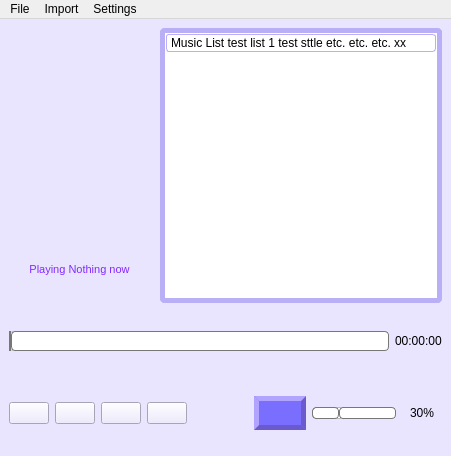
Above: mainwindow.ui from CrystallisR/QtBasedMusicPlayer before the change. Below: the same form after it.
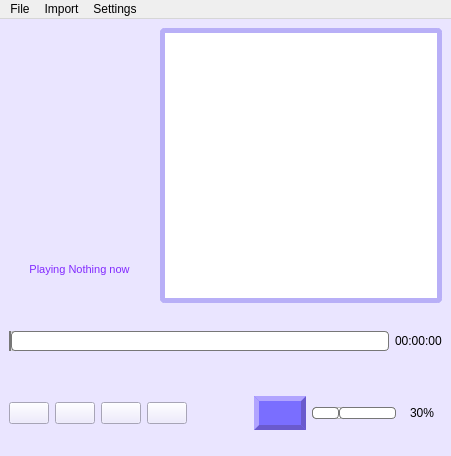
That is the form after the change. Icons and pictures are not drawn.

Commit message: Feature Update, saving imported music list

What changed in the file:
```diff
--- a/mainwindow.ui
+++ b/mainwindow.ui
@@ -223,33 +223,6 @@
         <property name="sortingEnabled">
          <bool>false</bool>
         </property>
-        <item>
-         <property name="text">
-          <string>Music List test list 1 test sttle etc. etc. etc. xx</string>
-         </property>
-         <property name="background">
-          <brush brushstyle="NoBrush">
-           <color alpha="255">
-            <red>85</red>
-            <green>85</green>
-            <blue>255</blue>
-           </color>
-          </brush>
-         </property>
-         <property name="foreground">
-          <brush brushstyle="NoBrush">
-           <color alpha="255">
-            <red>0</red>
-            <green>0</green>
-            <blue>0</blue>
-           </color>
-          </brush>
-         </property>
-         <property name="icon">
-          <iconset theme="video-display">
-           <normaloff>.</normaloff>.</iconset>
-         </property>
-        </item>
        </widget>
       </item>
       <item row="0" column="0">
```
The commit also changes 2 other files.
